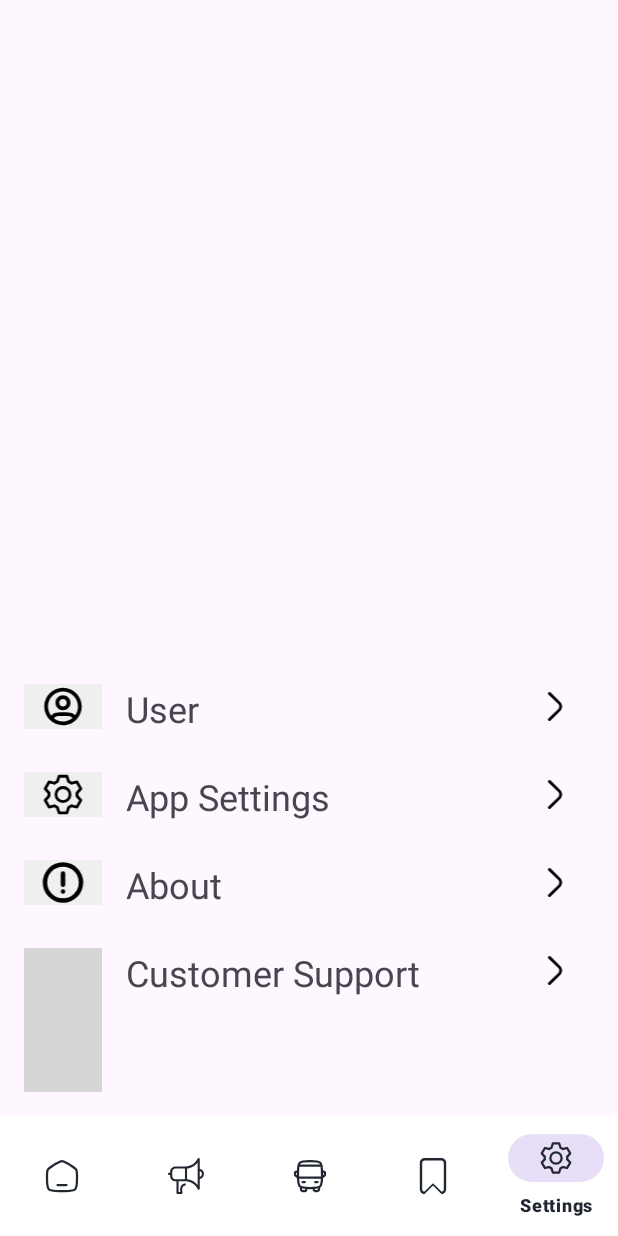
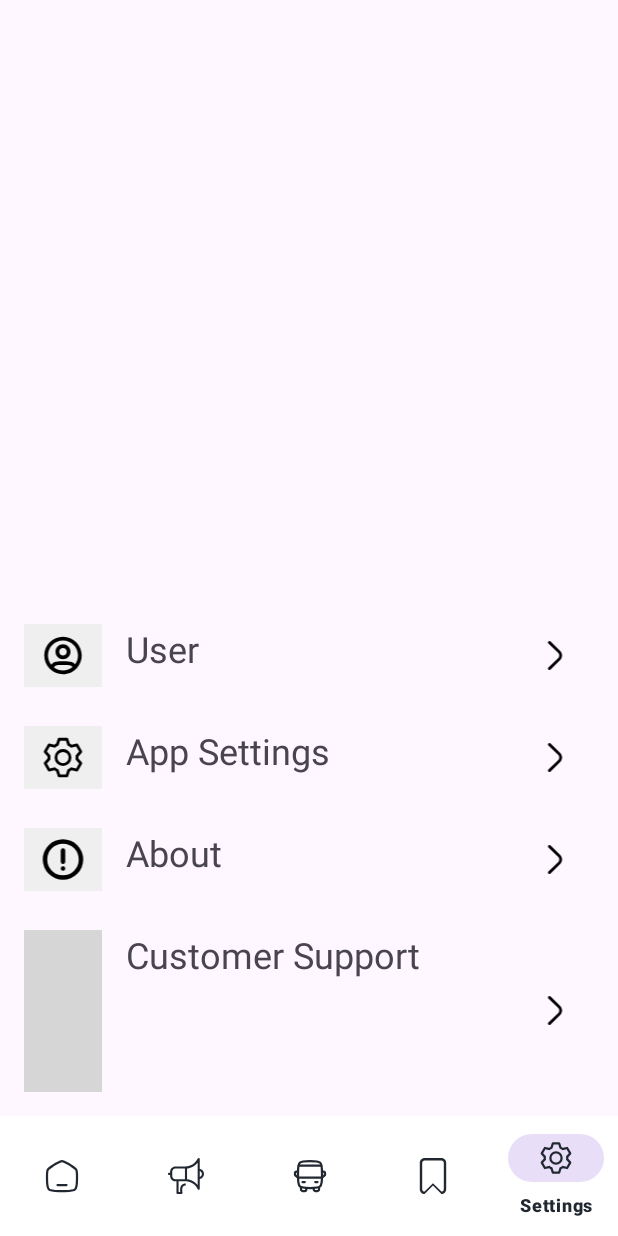
Before and after one commit to neddy1298/RutBis, an Android app: the screen it shows after launch (MainActivity), item 5 of the bottom bar chosen, on a phone screen of 412 x 824 dp. Run offline under Robolectric (Android 15) with nearby library versions, the phone set to English and light mode, and no system bars; grey boxes are pictures that could not be loaded.

Commit message:
add padding

```diff
--- a/app/src/main/res/layout/settings_item.xml
+++ b/app/src/main/res/layout/settings_item.xml
@@ -10,6 +10,8 @@
         android:layout_width="0dp"
         android:layout_height="wrap_content"
         android:background="@color/gray"
+        android:paddingVertical="6dp"
+        android:layout_gravity="center"
         android:layout_weight="1"
         android:importantForAccessibility="no" />
 
@@ -25,6 +27,7 @@
         android:layout_width="0dp"
         android:layout_height="wrap_content"
         android:layout_weight="1"
+        android:layout_gravity="center"
         android:src="@drawable/ic_right"
         android:importantForAccessibility="no" />
 
```
